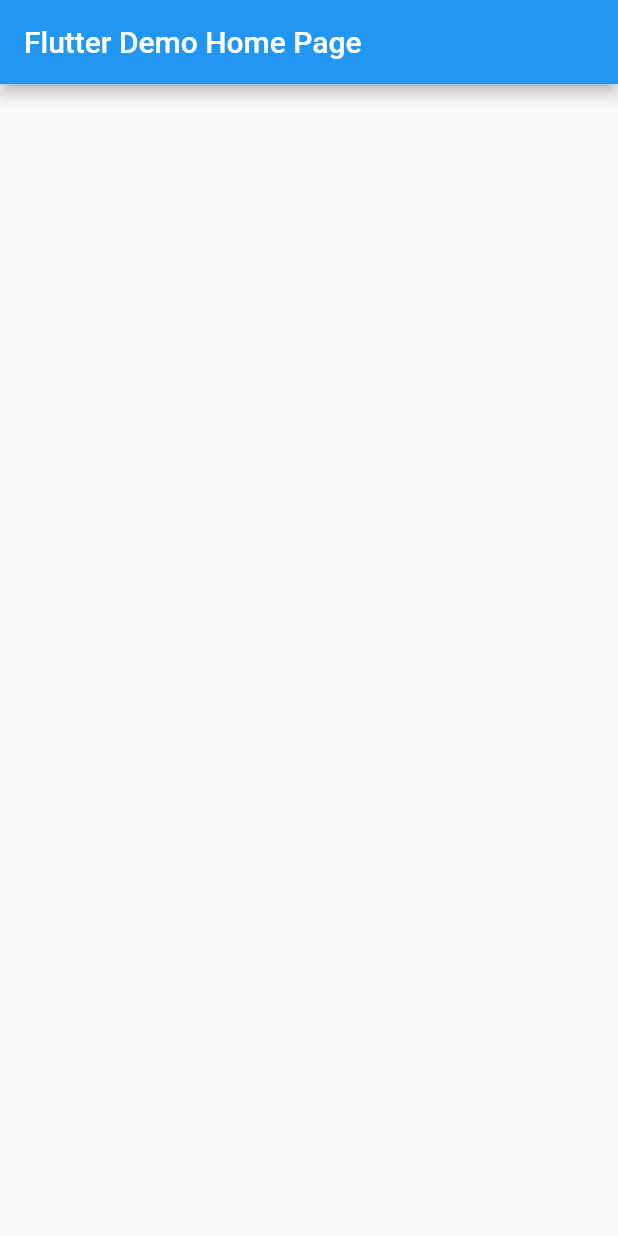
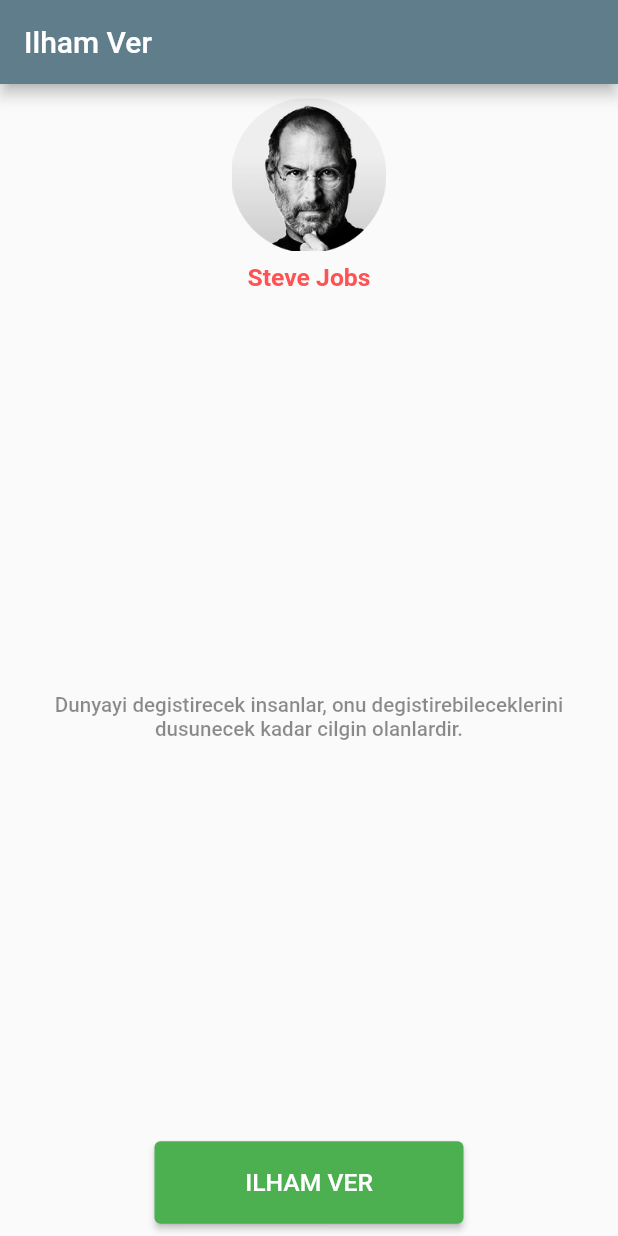
Before and after one commit to tahaturan/flutter_app_ilham_ver, a Flutter app: the screen it shows after launch, on a phone screen of 412 x 824 dp. Run offline on Flutter 3.47's test engine with Material 2 defaults, Android fonts, the light colour scheme and no system bars.

Commit message:
uygulama sonu

```diff
--- a/lib/main.dart
+++ b/lib/main.dart
@@ -7,16 +7,15 @@
 class MyApp extends StatelessWidget {
   const MyApp({Key? key}) : super(key: key);
 
-
   @override
   Widget build(BuildContext context) {
     return MaterialApp(
       title: 'Flutter Demo',
       debugShowCheckedModeBanner: false,
       theme: ThemeData(
-        primarySwatch: Colors.blue,
+        primarySwatch: Colors.blueGrey,
       ),
-      home: const MyHomePage(title: 'Flutter Demo Home Page'),
+      home: const MyHomePage(title: 'Ilham Ver'),
     );
   }
 }
@@ -30,17 +29,63 @@
 }
 
 class _MyHomePageState extends State<MyHomePage> {
-
   @override
   Widget build(BuildContext context) {
-
+    var ekranBilgisi = MediaQuery.of(context);
+    final double ekranYuksekligi = ekranBilgisi.size.height;
+    final double ekranGenisligi = ekranBilgisi.size.width;
     return Scaffold(
       appBar: AppBar(
         title: Text(widget.title),
       ),
       body: Column(
         children: [
+          Padding(
+            padding: EdgeInsets.only(top: ekranYuksekligi/100,bottom: ekranYuksekligi/100),
+            child: SizedBox(
+              width: ekranGenisligi/4,
+              child: Image.asset("images/stevejobs@2x.png")
+              ),
+          ),
+          Text(
+            "Steve Jobs",
+            style: TextStyle(
+              color: Colors.redAccent,
+              fontWeight: FontWeight.bold,
+              fontSize: ekranGenisligi/25,
+            ),
+            ),
+            const Spacer(),
+          Padding(
+            padding: EdgeInsets.only(left: ekranGenisligi/100,right: ekranGenisligi/100),
+            child: Text(
+              "Dunyayi degistirecek insanlar, onu degistirebileceklerini dusunecek kadar cilgin olanlardir.",
+              textAlign: TextAlign.center,
+              style: TextStyle(
+              color: Colors.black45,
+              fontSize: ekranGenisligi/30,
+              fontWeight: FontWeight.w500,
+              ),
+                ),
+          ),
+          const Spacer(),
+          Padding(
+            padding:EdgeInsets.only(bottom: ekranYuksekligi/100),
+            child: SizedBox(
+              width: ekranGenisligi/2,
+              height: ekranYuksekligi/15,
+              child: ElevatedButton(
+                child: Text("ILHAM VER", style: TextStyle(color: Colors.white,fontSize: ekranGenisligi/25),),
+                onPressed: () {
+                    print("ilham Verildi");
+                  },
+                  style: ElevatedButton.styleFrom(
+                    primary: Colors.green,
 
+                  ),
+                  ),
+            ),
+          )
         ],
       ),
     );
```
Also changed, not shown: pubspec.yaml (+3 -5 lines), images/stevejobs@2x.png (added).
